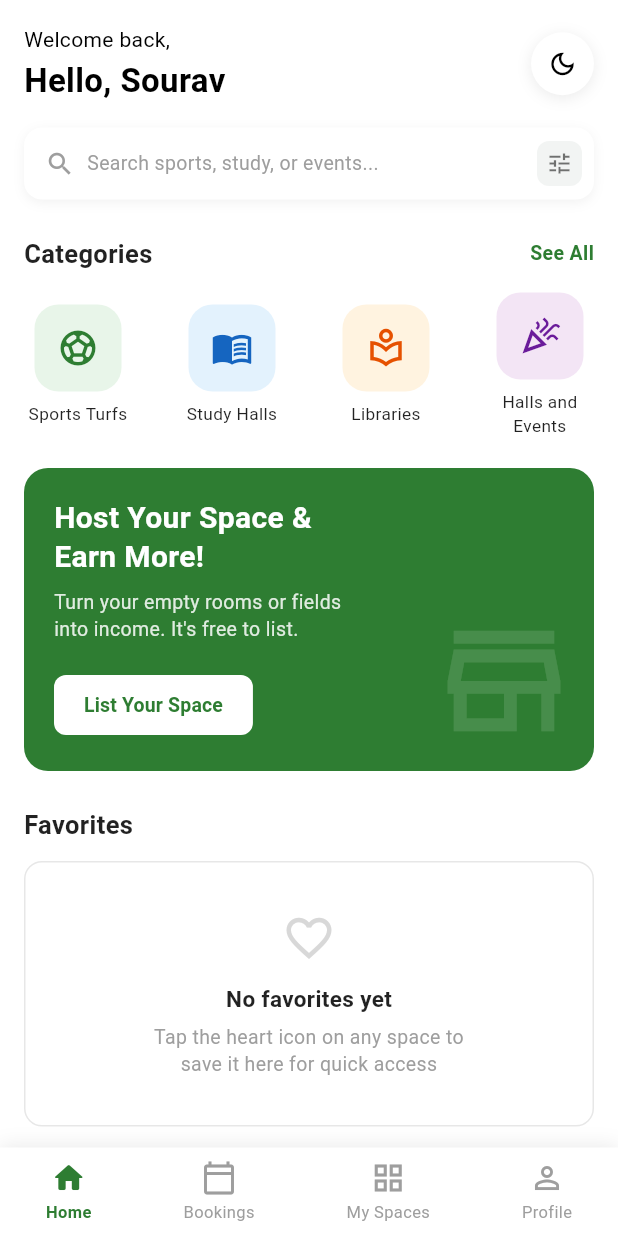
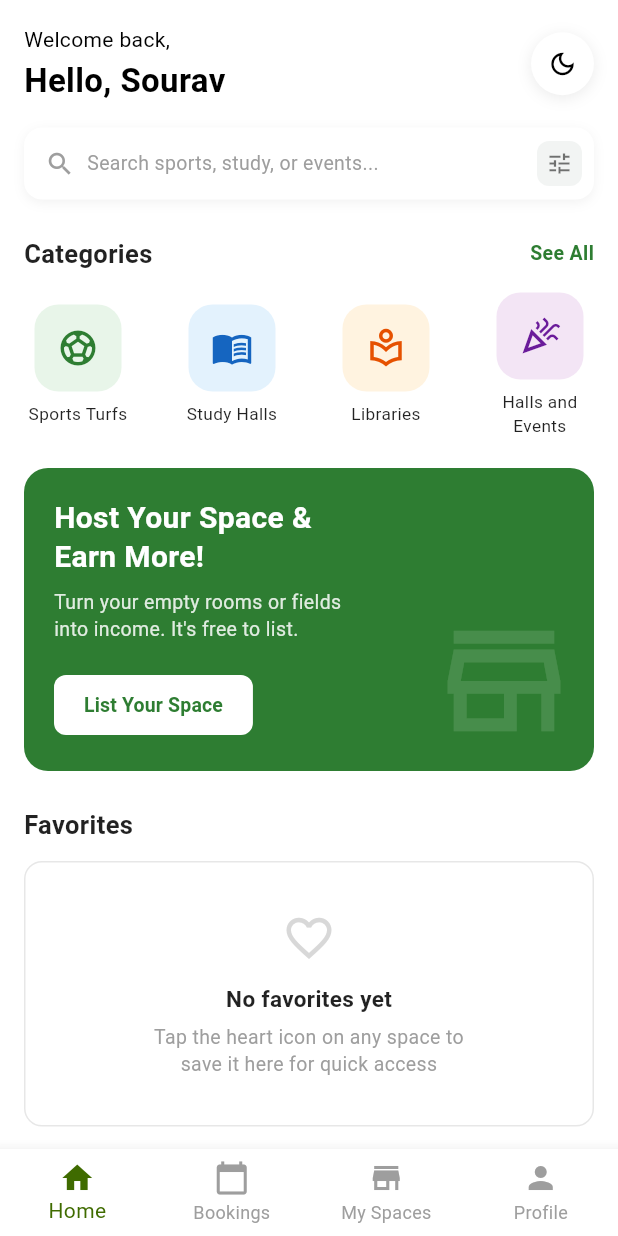
Before and after one commit to Noel007-cse/Group_4, a Flutter app: the screen it shows after launch, on a phone screen of 412 x 824 dp. Run offline on Flutter 3.47's test engine with Material 3 defaults, Android fonts, the phone set to English and light mode, and no system bars; our stand-ins replace flutter_svg; network calls fail; Roboto replaces fonts that are missing (Poppins).

Commit message:
Nav Bar Completed and every other main page update d accordingly.

```diff
--- a/spacebook/lib/Homepage.dart
+++ b/spacebook/lib/Homepage.dart
@@ -2,27 +2,6 @@ import 'package:flutter/material.dart';
 import 'package:spacebook/main.dart';
 import 'package:spacebook/mybookings.dart';
 import 'package:spacebook/search_page.dart';
-
-// void main() {
-//   runApp(const MyApp());
-// }
-
-// class MyApp extends StatelessWidget {
-//   const MyApp({super.key});
-
-//   @override
-//   Widget build(BuildContext context) {
-//     return MaterialApp(
-//       title: 'SpaceBook',
-//       debugShowCheckedModeBanner: false,
-//       theme: ThemeData(
-//         fontFamily: 'Roboto',
-//         scaffoldBackgroundColor: const Color(0xFFF2F4F3),
-//       ),
-//       home: const HomePage(),
-//     );
-//   }
-// }
 
 class HomePage extends StatelessWidget {
   const HomePage({super.key});
@@ -31,7 +10,6 @@ class HomePage extends StatelessWidget {
   Widget build(BuildContext context) {
     return Scaffold(
       backgroundColor: Theme.of(context).scaffoldBackgroundColor,
-      bottomNavigationBar: _BottomNavBar(),
       body: SafeArea(
         child: SingleChildScrollView(
           padding: const EdgeInsets.symmetric(horizontal: 16, vertical: 16),
@@ -630,86 +608,3 @@ class _SpaceCard extends StatelessWidget {
     );
   }
 }
-
-// ─── Bottom Nav Bar ────────────────────────────────────────────────────────────
-
-class _BottomNavBar extends StatelessWidget {
-  @override
-  Widget build(BuildContext context) {
-    return Container(
-      decoration: BoxDecoration(
-        color: Colors.white,
-        boxShadow: [
-          BoxShadow(
-            color: Colors.black.withOpacity(0.08),
-            blurRadius: 10,
-            offset: const Offset(0, -2),
-          ),
-        ],
-      ),
-      child: SafeArea(
-        child: Padding(
-          padding: const EdgeInsets.symmetric(vertical: 8),
-          child: Row(
-            mainAxisAlignment: MainAxisAlignment.spaceAround,
-            children:[
-              _NavItem(icon: Icons.home_rounded, label: 'Home', active: true),
-              _NavItem(
-                  icon: Icons.calendar_today_outlined,
-                  label: 'Bookings',
-                  active: false,
-                  onTap: (){
-                    Navigator.push(context, MaterialPageRoute(builder: (context)=>const MyBookingsPage(),),);
-                  },
-                  ),
-              _NavItem(
-                  icon: Icons.grid_view_outlined,
-                  label: 'My Spaces',
-                  active: false),
-              _NavItem(
-                  icon: Icons.person_outline, label: 'Profile', active: false),
-            ],
-          ),
-        ),
-      ),
-    );
-  }
-}
-
-class _NavItem extends StatelessWidget {
-  final IconData icon;
-  final String label;
-  final bool active;
-  final VoidCallback? onTap; //changed here
-
-  const _NavItem({
-    required this.icon,
-    required this.label,
-    required this.active,
-    this.onTap,
-  });
-
-  @override
-  Widget build(BuildContext context) {
-    final color =
-        active ? const Color(0xFF2E7D32) : Colors.grey;
-    return GestureDetector(
-      onTap: onTap,
-      child: Column(
-      mainAxisSize: MainAxisSize.min,
-      children: [
-        Icon(icon, color: color, size: 24),
-        const SizedBox(height: 3),
-        Text(
-          label,
-          style: TextStyle(
-            fontSize: 11,
-            color: color,
-            fontWeight: active ? FontWeight.w700 : FontWeight.normal,
-          ),
-        ),
-      ],
-    ),
-    );
-  }
-}
--- a/spacebook/lib/main.dart
+++ b/spacebook/lib/main.dart
@@ -2,6 +2,7 @@ import 'package:flutter/material.dart';
 import 'package:spacebook/Homepage.dart';
 import 'package:spacebook/TurfListingPage.dart';
 import 'package:spacebook/auth_screen.dart';
+import 'package:spacebook/main_screen.dart';
 import 'package:spacebook/mybookings.dart';
 import 'package:spacebook/spacepage1.dart';
 import 'package:spacebook/spacepage2.dart';
@@ -60,7 +61,7 @@ darkTheme: ThemeData(
           surface: Color(0xFF1E1E1E),
         ),
       ),
-      home: const HomePage(),
+      home: MainScreen(),
     );
   }
 }
--- /dev/null
+++ b/spacebook/lib/main_screen.dart
@@ -0,0 +1,44 @@
+import 'package:flutter/material.dart';
+import 'package:spacebook/Homepage.dart';
+import 'package:spacebook/main_profile.dart';
+import 'package:spacebook/my_spaces_page.dart';
+import 'package:spacebook/mybookings.dart';
+import 'package:spacebook/widgets/nav_bar_widget.dart';
+
+class MainScreen extends StatefulWidget {
+  const MainScreen({Key? key}) : super(key: key);
+
+  @override
+  State<MainScreen> createState() => _MainScreenState();
+}
+
+class _MainScreenState extends State<MainScreen> {
+  int selectedIndex = 0;
+
+  final List<Widget> pages = const [
+    HomePage(),
+    MyBookingsPage(),
+    MySpacesPage(),
+    ProfilePage(),
+  ];
+
+  void onItemTapped(int index) {
+    setState(() {
+      selectedIndex = index;
+    });
+  }
+
+  @override
+  Widget build(BuildContext context) {
+    return Scaffold(
+      body: IndexedStack(
+        index: selectedIndex,
+        children: pages,
+      ),
+      bottomNavigationBar: AppNavBar(
+        currentIndex: selectedIndex,
+        onTap: onItemTapped,
+      ),
+    );
+  }
+}
--- a/spacebook/lib/mybookings.dart
+++ b/spacebook/lib/mybookings.dart
@@ -1,25 +1,4 @@
 import 'package:flutter/material.dart';
-
-void main() {
-  runApp(const MyApp());
-}
-
-class MyApp extends StatelessWidget {
-  const MyApp({super.key});
-
-  @override
-  Widget build(BuildContext context) {
-    return MaterialApp(
-      title: 'My Bookings',
-      debugShowCheckedModeBanner: false,
-      theme: ThemeData(
-        fontFamily: 'Roboto',
-        scaffoldBackgroundColor: const Color(0xFFF2F4F3),
-      ),
-      home: const MyBookingsPage(),
-    );
-  }
-}
 
 // ─── Data Model ────────────────────────────────────────────────────────────────
 
@@ -154,7 +133,6 @@ class _MyBookingsPageState extends State<MyBookingsPage>
           _BookingsList(bookings: completedBookings, isUpcoming: false),
         ],
       ),
-      bottomNavigationBar: const _BottomNavBar(activeIndex: 1),
     );
   }
 }
@@ -447,89 +425,3 @@ class _NearbyTipCard extends StatelessWidget {
     );
   }
 }
-
-// ─── Bottom Nav Bar ────────────────────────────────────────────────────────────
-
-class _BottomNavBar extends StatelessWidget {
-  final int activeIndex;
-
-  const _BottomNavBar({required this.activeIndex});
-
-  @override
-  Widget build(BuildContext context) {
-    const items = [
-      _NavItemData(icon: Icons.home_outlined, label: 'Home'),
-      _NavItemData(icon: Icons.calendar_today_outlined, label: 'Bookings'),
-      _NavItemData(icon: Icons.grid_view_outlined, label: 'My Spaces'),
-      _NavItemData(icon: Icons.person_outline, label: 'Profile'),
-    ];
-
-    return Container(
-      decoration: BoxDecoration(
-        color: Colors.white,
-        boxShadow: [
-          BoxShadow(
-            color: Colors.black.withOpacity(0.08),
-            blurRadius: 10,
-            offset: const Offset(0, -2),
-          ),
-        ],
-      ),
-      child: SafeArea(
-        child: Padding(
-          padding: const EdgeInsets.symmetric(vertical: 8),
-          child: Row(
-            mainAxisAlignment: MainAxisAlignment.spaceAround,
-            children: List.generate(
-              items.length,
-              (i) => _NavItem(
-                icon: items[i].icon,
-                label: items[i].label,
-                active: i == activeIndex,
-              ),
-            ),
-          ),
-        ),
-      ),
-    );
-  }
-}
-
-class _NavItemData {
-  final IconData icon;
-  final String label;
-
-  const _NavItemData({required this.icon, required this.label});
-}
-
-class _NavItem extends StatelessWidget {
-  final IconData icon;
-  final String label;
-  final bool active;
-
-  const _NavItem({
-    required this.icon,
-    required this.label,
-    required this.active,
-  });
-
-  @override
-  Widget build(BuildContext context) {
-    final color = active ? const Color(0xFF2E7D32) : Colors.grey;
-    return Column(
-      mainAxisSize: MainAxisSize.min,
-      children: [
-        Icon(icon, color: color, size: 24),
-        const SizedBox(height: 3),
-        Text(
-          label,
-          style: TextStyle(
-            fontSize: 11,
-            color: color,
-            fontWeight: active ? FontWeight.w700 : FontWeight.normal,
-          ),
-        ),
-      ],
-    );
-  }
-}
--- /dev/null
+++ b/spacebook/lib/widgets/nav_bar_widget.dart
@@ -0,0 +1,44 @@
+import 'package:flutter/material.dart';
+
+class AppNavBar extends StatelessWidget {
+  final int currentIndex;
+  final Function(int) onTap;
+
+  const AppNavBar({
+    Key? key,
+    required this.currentIndex,
+    required this.onTap,
+  }) : super(key: key);
+
+  static const Color green = Color(0xFF3F6B00);
+
+  @override
+  Widget build(BuildContext context) {
+    return BottomNavigationBar(
+      currentIndex: currentIndex,
+      onTap: onTap,
+      selectedItemColor: green,
+      unselectedItemColor: Colors.grey,
+      showUnselectedLabels: true,
+      type: BottomNavigationBarType.fixed,
+      items: const [
+        BottomNavigationBarItem(
+          icon: Icon(Icons.home),
+          label: "Home",
+        ),
+        BottomNavigationBarItem(
+          icon: Icon(Icons.calendar_today),
+          label: "Bookings",
+        ),
+        BottomNavigationBarItem(
+          icon: Icon(Icons.store),
+          label: "My Spaces",
+        ),
+        BottomNavigationBarItem(
+          icon: Icon(Icons.person),
+          label: "Profile",
+        ),
+      ],
+    );
+  }
+}
```
Also changed, not shown: spacebook/lib/my_spaces_page.dart (added, +15 -0 lines). Lines whose indentation alone changed are shown as unchanged.
